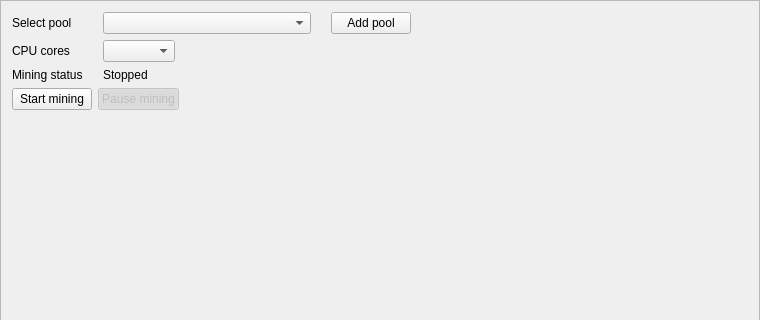
Qt form src/gui/ui/miningframe.ui (Mythicaler/digitalkabwallet) before a commit; both pictures show x 0 to 760 and y 0 to 320 of the 760 by 469 pixel window.
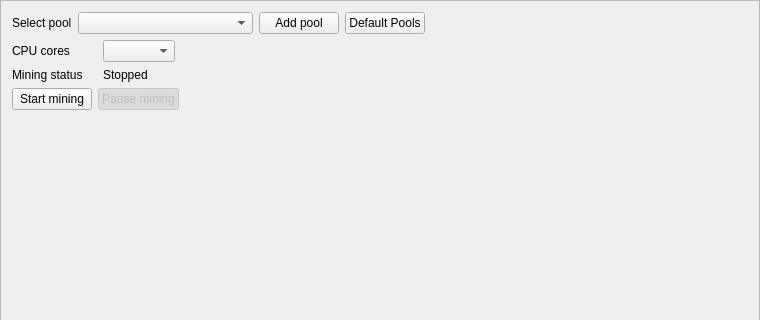
The same form after that commit.

Commit message: Add default pools/clear pools button

```diff
--- a/src/gui/ui/miningframe.ui
+++ b/src/gui/ui/miningframe.ui
@@ -21,7 +21,58 @@
   </property>
   <layout class="QVBoxLayout" name="verticalLayout">
    <item>
-    <layout class="QGridLayout" name="gridLayout" columnstretch="0,1,2">
+    <layout class="QHBoxLayout" name="horizontalLayout1">
+     <item>
+      <widget class="QLabel" name="label">
+       <property name="text">
+        <string>Select pool</string>
+       </property>
+      </widget>
+     </item>
+     <item>
+      <widget class="QComboBox" name="m_poolCombo">
+       <property name="minimumSize">
+        <size>
+         <width>175</width>
+         <height>0</height>
+        </size>
+       </property>
+       <property name="editable">
+        <bool>false</bool>
+       </property>
+      </widget>
+     </item>
+     <item>
+      <widget class="QPushButton" name="m_addPoolButton">
+       <property name="text">
+        <string>Add pool</string>
+       </property>
+      </widget>
+     </item>
+     <item>
+      <widget class="QPushButton" name="m_clearPoolsButton">
+       <property name="text">
+        <string>Default Pools</string>
+       </property>
+      </widget>
+     </item>
+     <item>
+      <spacer name="horizontalSpacer">
+       <property name="orientation">
+        <enum>Qt::Horizontal</enum>
+       </property>
+       <property name="sizeHint" stdset="0">
+        <size>
+         <width>40</width>
+         <height>20</height>
+        </size>
+       </property>
+      </spacer>
+     </item>
+    </layout>
+   </item>
+   <item>
+    <layout class="QGridLayout" name="gridLayout" columnstretch="0,1">
      <property name="horizontalSpacing">
       <number>20</number>
      </property>
@@ -32,13 +83,6 @@
        </property>
       </widget>
      </item>
-     <item row="0" column="1">
-      <widget class="QComboBox" name="m_poolCombo">
-       <property name="editable">
-        <bool>false</bool>
-       </property>
-      </widget>
-     </item>
      <item row="1" column="0">
       <widget class="QLabel" name="label_2">
        <property name="text">
@@ -46,13 +90,6 @@
        </property>
       </widget>
      </item>
-     <item row="0" column="0">
-      <widget class="QLabel" name="label">
-       <property name="text">
-        <string>Select pool</string>
-       </property>
-      </widget>
-     </item>
      <item row="1" column="1" alignment="Qt::AlignLeft">
       <widget class="QComboBox" name="m_cpuCombo"/>
      </item>
@@ -63,13 +100,6 @@
        </property>
       </widget>
      </item>
-     <item row="0" column="2" alignment="Qt::AlignLeft">
-      <widget class="QPushButton" name="m_addPoolButton">
-       <property name="text">
-        <string>Add pool</string>
-       </property>
-      </widget>
-     </item>
     </layout>
    </item>
    <item>
```
Left out of the diff: 17 changed lines with no effect on the pictures. The commit also changes 13 other files.
